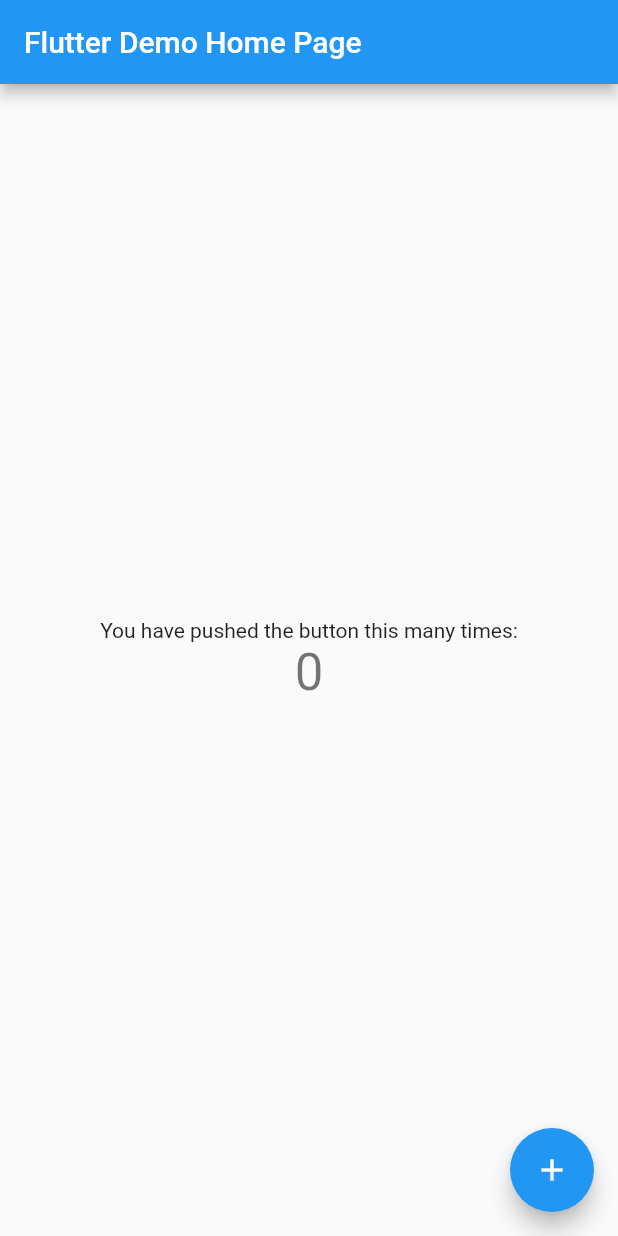
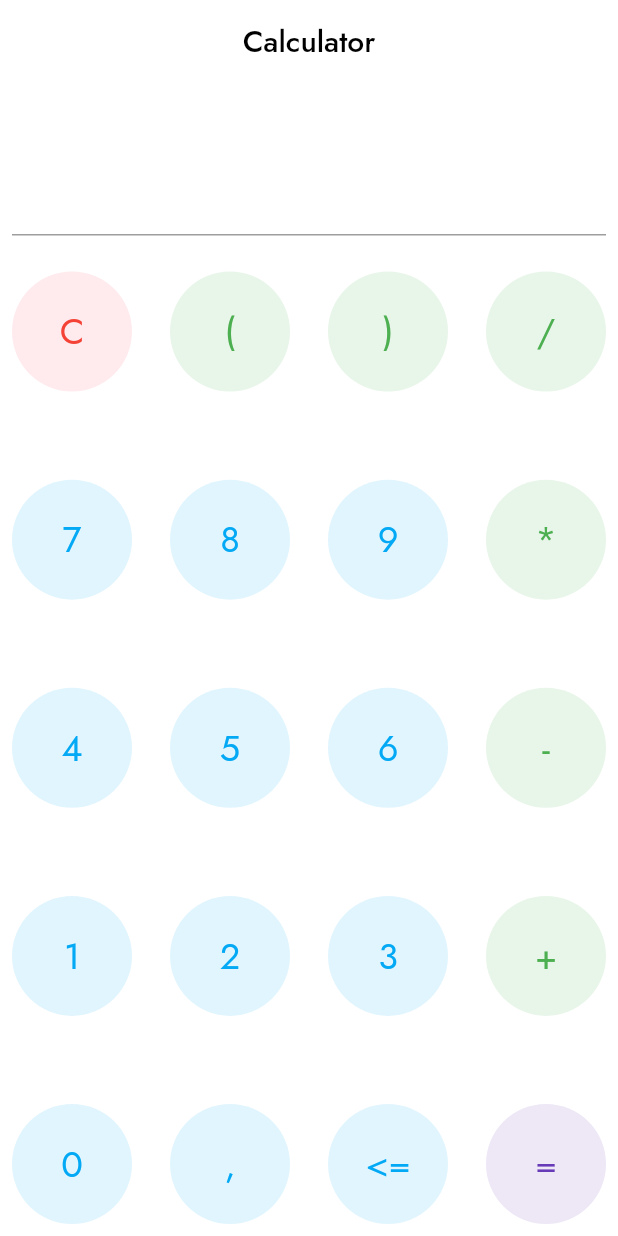
Before and after one commit to grand0/calculator, a Flutter app: the screen it shows after launch, on a phone screen of 412 x 824 dp. Run offline on Flutter 3.47's test engine with Material 2 defaults, Android fonts, the phone set to English and light mode, and no system bars; our stand-ins replace google_fonts.

Commit message:
Elements layout done

```diff
--- a/lib/main.dart
+++ b/lib/main.dart
@@ -1,113 +1,16 @@
+import 'package:calculator/pages/calculator.dart';
 import 'package:flutter/material.dart';
+import 'package:google_fonts/google_fonts.dart';
 
 void main() {
-  runApp(MyApp());
+  runApp(MaterialApp(
+    theme: ThemeData(
+      textTheme: GoogleFonts.jostTextTheme(),
+      backgroundColor: Colors.white,
+    ),
+    routes: {
+      '/': (_) => Calculator(),
+    },
+    initialRoute: '/',
+  ));
 }
-
-class MyApp extends StatelessWidget {
-  // This widget is the root of your application.
-  @override
-  Widget build(BuildContext context) {
-    return MaterialApp(
-      title: 'Flutter Demo',
-      theme: ThemeData(
-        // This is the theme of your application.
-        //
-        // Try running your application with "flutter run". You'll see the
-        // application has a blue toolbar. Then, without quitting the app, try
-        // changing the primarySwatch below to Colors.green and then invoke
-        // "hot reload" (press "r" in the console where you ran "flutter run",
-        // or simply save your changes to "hot reload" in a Flutter IDE).
-        // Notice that the counter didn't reset back to zero; the application
-        // is not restarted.
-        primarySwatch: Colors.blue,
-      ),
-      home: MyHomePage(title: 'Flutter Demo Home Page'),
-    );
-  }
-}
-
-class MyHomePage extends StatefulWidget {
-  MyHomePage({Key? key, required this.title}) : super(key: key);
-
-  // This widget is the home page of your application. It is stateful, meaning
-  // that it has a State object (defined below) that contains fields that affect
-  // how it looks.
-
-  // This class is the configuration for the state. It holds the values (in this
-  // case the title) provided by the parent (in this case the App widget) and
-  // used by the build method of the State. Fields in a Widget subclass are
-  // always marked "final".
-
-  final String title;
-
-  @override
-  _MyHomePageState createState() => _MyHomePageState();
-}
-
-class _MyHomePageState extends State<MyHomePage> {
-  int _counter = 0;
-
-  void _incrementCounter() {
-    setState(() {
-      // This call to setState tells the Flutter framework that something has
-      // changed in this State, which causes it to rerun the build method below
-      // so that the display can reflect the updated values. If we changed
-      // _counter without calling setState(), then the build method would not be
-      // called again, and so nothing would appear to happen.
-      _counter++;
-    });
-  }
-
-  @override
-  Widget build(BuildContext context) {
-    // This method is rerun every time setState is called, for instance as done
-    // by the _incrementCounter method above.
-    //
-    // The Flutter framework has been optimized to make rerunning build methods
-    // fast, so that you can just rebuild anything that needs updating rather
-    // than having to individually change instances of widgets.
-    return Scaffold(
-      appBar: AppBar(
-        // Here we take the value from the MyHomePage object that was created by
-        // the App.build method, and use it to set our appbar title.
-        title: Text(widget.title),
-      ),
-      body: Center(
-        // Center is a layout widget. It takes a single child and positions it
-        // in the middle of the parent.
-        child: Column(
-          // Column is also a layout widget. It takes a list of children and
-          // arranges them vertically. By default, it sizes itself to fit its
-          // children horizontally, and tries to be as tall as its parent.
-          //
-          // Invoke "debug painting" (press "p" in the console, choose the
-          // "Toggle Debug Paint" action from the Flutter Inspector in Android
-          // Studio, or the "Toggle Debug Paint" command in Visual Studio Code)
-          // to see the wireframe for each widget.
-          //
-          // Column has various properties to control how it sizes itself and
-          // how it positions its children. Here we use mainAxisAlignment to
-          // center the children vertically; the main axis here is the vertical
-          // axis because Columns are vertical (the cross axis would be
-          // horizontal).
-          mainAxisAlignment: MainAxisAlignment.center,
-          children: <Widget>[
-            Text(
-              'You have pushed the button this many times:',
-            ),
-            Text(
-              '$_counter',
-              style: Theme.of(context).textTheme.headline4,
-            ),
-          ],
-        ),
-      ),
-      floatingActionButton: FloatingActionButton(
-        onPressed: _incrementCounter,
-        tooltip: 'Increment',
-        child: Icon(Icons.add),
-      ), // This trailing comma makes auto-formatting nicer for build methods.
-    );
-  }
-}
--- /dev/null
+++ b/lib/pages/calculator.dart
@@ -0,0 +1,156 @@
+import 'package:flutter/material.dart';
+import 'package:google_fonts/google_fonts.dart';
+
+class Calculator extends StatelessWidget {
+  const Calculator({Key? key}) : super(key: key);
+
+  @override
+  Widget build(BuildContext context) {
+    return Scaffold(
+      backgroundColor: Theme.of(context).backgroundColor,
+      appBar: AppBar(
+        title: Text(
+          'Calculator',
+          style: GoogleFonts.jost(color: Colors.black),
+        ),
+        centerTitle: true,
+        elevation: 0.0,
+        backgroundColor: Theme.of(context).backgroundColor,
+      ),
+      body: Padding(
+        padding: const EdgeInsets.all(8.0),
+        child: Column(
+          mainAxisAlignment: MainAxisAlignment.spaceBetween,
+          children: [
+            const TextField(
+              textDirection: TextDirection.rtl,
+              readOnly: true,
+              showCursor: true,
+              style: const TextStyle(
+                fontSize: 48,
+              ),
+            ),
+            const SizedBox(height: 24.0),
+            Expanded(child: generateKeyboard()),
+          ],
+        ),
+      ),
+    );
+  }
+
+  Widget generateKeyboard() {
+    List<Widget> columnChildren = [];
+    for (int i = 0; i < keyboardLayout.length; i++) {
+      List<Widget> rowChildren =
+          keyboardLayout[i].map((e) => CalcButton(e)).toList();
+      columnChildren.add(Row(
+        children: rowChildren,
+        mainAxisAlignment: MainAxisAlignment.spaceBetween,
+      ));
+    }
+    Column grid = Column(
+      children: columnChildren,
+      mainAxisAlignment: MainAxisAlignment.spaceBetween,
+    );
+    return grid;
+  }
+}
+
+class CalcButton extends StatelessWidget {
+  final ButtonData data;
+
+  const CalcButton(this.data, {Key? key}) : super(key: key);
+
+  @override
+  Widget build(BuildContext context) {
+    return SizedBox(
+      width: 80,
+      height: 80,
+      child: Material(
+        shape: const CircleBorder(),
+        color: data.backgroundColor,
+        child: InkWell(
+          onTap: () => {},
+          customBorder: const CircleBorder(),
+          splashColor: data.splashColor,
+          highlightColor: data.highlightColor,
+          child: Align(
+            alignment: Alignment.center,
+            child: Text(
+              data.text,
+              style: TextStyle(
+                color: data.textColor,
+                fontSize: 24,
+              ),
+              textAlign: TextAlign.center,
+            ),
+          ),
+        ),
+      ),
+    );
+  }
+}
+
+class ButtonData {
+  final Color? backgroundColor;
+  final Color? textColor;
+  final Color? splashColor;
+  final Color? highlightColor;
+  final String text;
+
+  const ButtonData({
+    this.backgroundColor,
+    this.textColor,
+    this.splashColor,
+    this.highlightColor,
+    required this.text,
+  });
+
+  ButtonData.fromMaterialColor({
+    required MaterialColor color,
+    required this.text,
+  })  : backgroundColor = color.shade50,
+        textColor = color,
+        splashColor = color.shade200,
+        highlightColor = color.shade100;
+}
+
+/*
+C  (  )  /
+7  8  9  *
+4  5  6  -
+1  2  3  +
+0  ,  <= =
+*/
+List<List<ButtonData>> keyboardLayout = [
+  [
+    ButtonData.fromMaterialColor(color: Colors.red, text: 'C'),
+    ButtonData.fromMaterialColor(color: Colors.green, text: '('),
+    ButtonData.fromMaterialColor(color: Colors.green, text: ')'),
+    ButtonData.fromMaterialColor(color: Colors.green, text: '/'),
+  ],
+  [
+    ButtonData.fromMaterialColor(color: Colors.lightBlue, text: '7'),
+    ButtonData.fromMaterialColor(color: Colors.lightBlue, text: '8'),
+    ButtonData.fromMaterialColor(color: Colors.lightBlue, text: '9'),
+    ButtonData.fromMaterialColor(color: Colors.green, text: '*'),
+  ],
+  [
+    ButtonData.fromMaterialColor(color: Colors.lightBlue, text: '4'),
+    ButtonData.fromMaterialColor(color: Colors.lightBlue, text: '5'),
+    ButtonData.fromMaterialColor(color: Colors.lightBlue, text: '6'),
+    ButtonData.fromMaterialColor(color: Colors.green, text: '-'),
+  ],
+  [
+    ButtonData.fromMaterialColor(color: Colors.lightBlue, text: '1'),
+    ButtonData.fromMaterialColor(color: Colors.lightBlue, text: '2'),
+    ButtonData.fromMaterialColor(color: Colors.lightBlue, text: '3'),
+    ButtonData.fromMaterialColor(color: Colors.green, text: '+'),
+  ],
+  [
+    ButtonData.fromMaterialColor(color: Colors.lightBlue, text: '0'),
+    ButtonData.fromMaterialColor(color: Colors.lightBlue, text: ','),
+    ButtonData.fromMaterialColor(color: Colors.lightBlue, text: '<='),
+    ButtonData.fromMaterialColor(color: Colors.deepPurple, text: '='),
+  ],
+];
```
